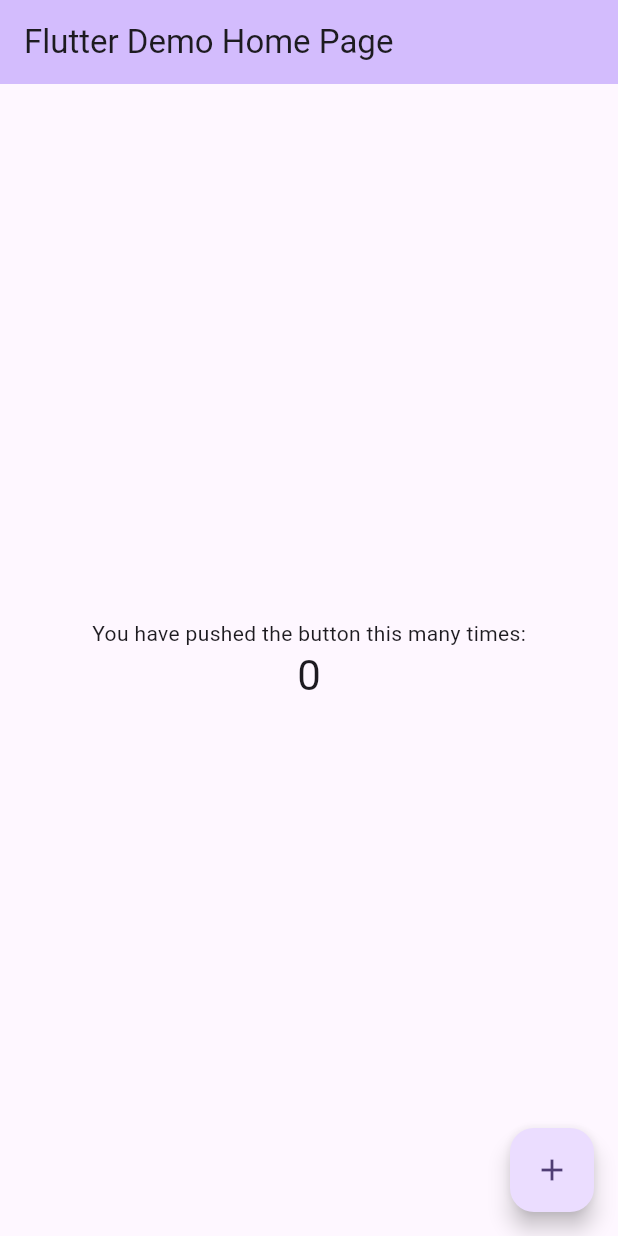
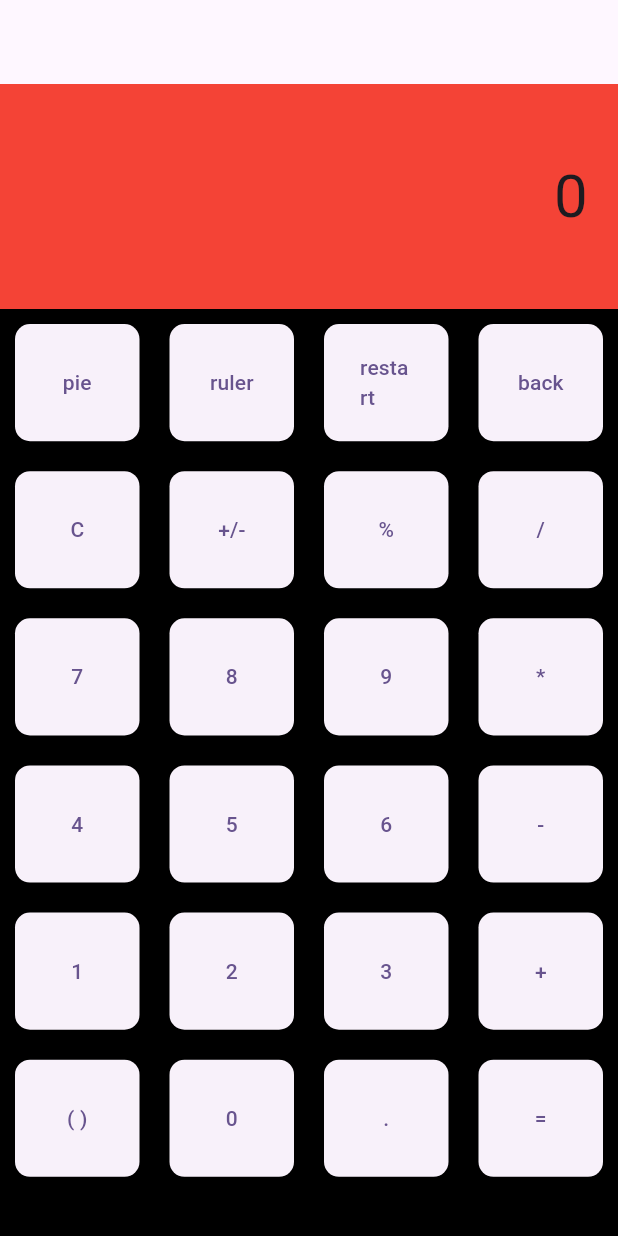
Before and after one commit to Ali-Hadi-Ismail/Calculator, a Flutter app: the screen it shows after launch, on a phone screen of 412 x 824 dp. Run offline on Flutter 3.47's test engine with Material 3 defaults, Android fonts, the phone set to English and light mode, and no system bars.

Commit message:
general form
make a general form of the app

```diff
--- /dev/null
+++ b/calculator/lib/classes/buttons.dart
@@ -0,0 +1,32 @@
+import 'package:flutter/material.dart';
+
+class CalculatorButton extends StatelessWidget {
+  final String value;
+  final void Function() onPressed;
+  final String isNumber;
+  CalculatorButton(
+    this.value,
+    this.onPressed,
+    this.isNumber,
+  );
+
+  @override
+  Widget build(BuildContext context) {
+    return Container(
+      margin: EdgeInsets.all(10), // Margin around the button
+      child: ElevatedButton(
+        onPressed: onPressed,
+        child: Text(
+          value,
+          style: TextStyle(fontSize: 14), // Text size
+        ),
+        style: ElevatedButton.styleFrom(
+          shape: RoundedRectangleBorder(
+            borderRadius: BorderRadius.circular(10), // Button radius
+          ),
+          // Button color
+        ),
+      ),
+    );
+  }
+}
--- a/calculator/lib/main.dart
+++ b/calculator/lib/main.dart
@@ -1,3 +1,4 @@
+import 'package:calculator/screens/calculatorScreen.dart';
 import 'package:flutter/material.dart';
 
 void main() {
@@ -7,119 +8,15 @@ void main() {
 class MyApp extends StatelessWidget {
   const MyApp({super.key});
 
-  // This widget is the root of your application.
   @override
   Widget build(BuildContext context) {
     return MaterialApp(
       title: 'Flutter Demo',
       theme: ThemeData(
-        // This is the theme of your application.
-        //
-        // TRY THIS: Try running your application with "flutter run". You'll see
-        // the application has a purple toolbar. Then, without quitting the app,
-        // try changing the seedColor in the colorScheme below to Colors.green
-        // and then invoke "hot reload" (save your changes or press the "hot
-        // reload" button in a Flutter-supported IDE, or press "r" if you used
-        // the command line to start the app).
-        //
-        // Notice that the counter didn't reset back to zero; the application
-        // state is not lost during the reload. To reset the state, use hot
-        // restart instead.
-        //
-        // This works for code too, not just values: Most code changes can be
-        // tested with just a hot reload.
         colorScheme: ColorScheme.fromSeed(seedColor: Colors.deepPurple),
         useMaterial3: true,
       ),
-      home: const MyHomePage(title: 'Flutter Demo Home Page'),
+      home: Calculatorscreen(),
     );
   }
 }
-
-class MyHomePage extends StatefulWidget {
-  const MyHomePage({super.key, required this.title});
-
-  // This widget is the home page of your application. It is stateful, meaning
-  // that it has a State object (defined below) that contains fields that affect
-  // how it looks.
-
-  // This class is the configuration for the state. It holds the values (in this
-  // case the title) provided by the parent (in this case the App widget) and
-  // used by the build method of the State. Fields in a Widget subclass are
-  // always marked "final".
-
-  final String title;
-
-  @override
-  State<MyHomePage> createState() => _MyHomePageState();
-}
-
-class _MyHomePageState extends State<MyHomePage> {
-  int _counter = 0;
-
-  void _incrementCounter() {
-    setState(() {
-      // This call to setState tells the Flutter framework that something has
-      // changed in this State, which causes it to rerun the build method below
-      // so that the display can reflect the updated values. If we changed
-      // _counter without calling setState(), then the build method would not be
-      // called again, and so nothing would appear to happen.
-      _counter++;
-    });
-  }
-
-  @override
-  Widget build(BuildContext context) {
-    // This method is rerun every time setState is called, for instance as done
-    // by the _incrementCounter method above.
-    //
-    // The Flutter framework has been optimized to make rerunning build methods
-    // fast, so that you can just rebuild anything that needs updating rather
-    // than having to individually change instances of widgets.
-    return Scaffold(
-      appBar: AppBar(
-        // TRY THIS: Try changing the color here to a specific color (to
-        // Colors.amber, perhaps?) and trigger a hot reload to see the AppBar
-        // change color while the other colors stay the same.
-        backgroundColor: Theme.of(context).colorScheme.inversePrimary,
-        // Here we take the value from the MyHomePage object that was created by
-        // the App.build method, and use it to set our appbar title.
-        title: Text(widget.title),
-      ),
-      body: Center(
-        // Center is a layout widget. It takes a single child and positions it
-        // in the middle of the parent.
-        child: Column(
-          // Column is also a layout widget. It takes a list of children and
-          // arranges them vertically. By default, it sizes itself to fit its
-          // children horizontally, and tries to be as tall as its parent.
-          //
-          // Column has various properties to control how it sizes itself and
-          // how it positions its children. Here we use mainAxisAlignment to
-          // center the children vertically; the main axis here is the vertical
-          // axis because Columns are vertical (the cross axis would be
-          // horizontal).
-          //
-          // TRY THIS: Invoke "debug painting" (choose the "Toggle Debug Paint"
-          // action in the IDE, or press "p" in the console), to see the
-          // wireframe for each widget.
-          mainAxisAlignment: MainAxisAlignment.center,
-          children: <Widget>[
-            const Text(
-              'You have pushed the button this many times:',
-            ),
-            Text(
-              '$_counter',
-              style: Theme.of(context).textTheme.headlineMedium,
-            ),
-          ],
-        ),
-      ),
-      floatingActionButton: FloatingActionButton(
-        onPressed: _incrementCounter,
-        tooltip: 'Increment',
-        child: const Icon(Icons.add),
-      ), // This trailing comma makes auto-formatting nicer for build methods.
-    );
-  }
-}
--- /dev/null
+++ b/calculator/lib/screens/calculatorScreen.dart
@@ -0,0 +1,81 @@
+import 'package:calculator/classes/buttons.dart';
+import 'package:flutter/material.dart';
+
+class Calculatorscreen extends StatefulWidget {
+  const Calculatorscreen({super.key});
+
+  @override
+  State<Calculatorscreen> createState() => _CalculatorscreenState();
+}
+
+class _CalculatorscreenState extends State<Calculatorscreen> {
+  String result = "";
+
+  @override
+  void initState() {
+    // TODO: implement initState
+    result = "0";
+  }
+
+  @override
+  Widget build(BuildContext context) {
+    return Scaffold(
+      backgroundColor: Colors.black,
+      appBar: AppBar(),
+      body: Column(
+        children: [
+          Container(
+            height: 150,
+            color: Colors.red,
+            alignment: Alignment.centerRight,
+            child: Container(
+              padding: EdgeInsets.only(
+                right: 20,
+              ),
+              child: Text(
+                overflow: TextOverflow.ellipsis,
+                result,
+                style: TextStyle(
+                  fontSize: 40,
+                ),
+              ),
+            ),
+          ),
+          GridView.count(
+            childAspectRatio: 1.05,
+            crossAxisCount: 4,
+            physics: NeverScrollableScrollPhysics(),
+            shrinkWrap: true,
+            children: [
+              CalculatorButton("pie", () {}, "se"),
+              CalculatorButton("ruler", () {}, "se"),
+              CalculatorButton("restart", () {}, "se"),
+              CalculatorButton("back", () {}, "se"),
+              CalculatorButton("C", () {}, "se"),
+              CalculatorButton("+/-", () {}, "se"),
+              CalculatorButton("%", () {}, "op"),
+              CalculatorButton("/", () {}, "op"),
+              CalculatorButton("7", () {}, "nu"),
+              CalculatorButton("8", () {}, "nu"),
+              CalculatorButton("9", () {}, "nu"),
+              CalculatorButton("*", () {}, "nu"),
+              CalculatorButton("4", () {}, "nu"),
+              CalculatorButton("5", () {}, "nu"),
+              CalculatorButton("6", () {}, "nu"),
+              CalculatorButton("-", () {}, "op"),
+              CalculatorButton("1", () {}, "nu"),
+              CalculatorButton("2", () {}, "nu"),
+              CalculatorButton("3", () {}, "nu"),
+              CalculatorButton("+", () {}, "op"),
+              CalculatorButton("( )", () {}, "nu"),
+              CalculatorButton("0", () {}, "nu"),
+              CalculatorButton(".", () {}, "nu"),
+              CalculatorButton("=", () {}, "eq"),
+            ],
+          )
+        ],
+      ),
+    );
+  }
+}
+// declare enum & use it
```
